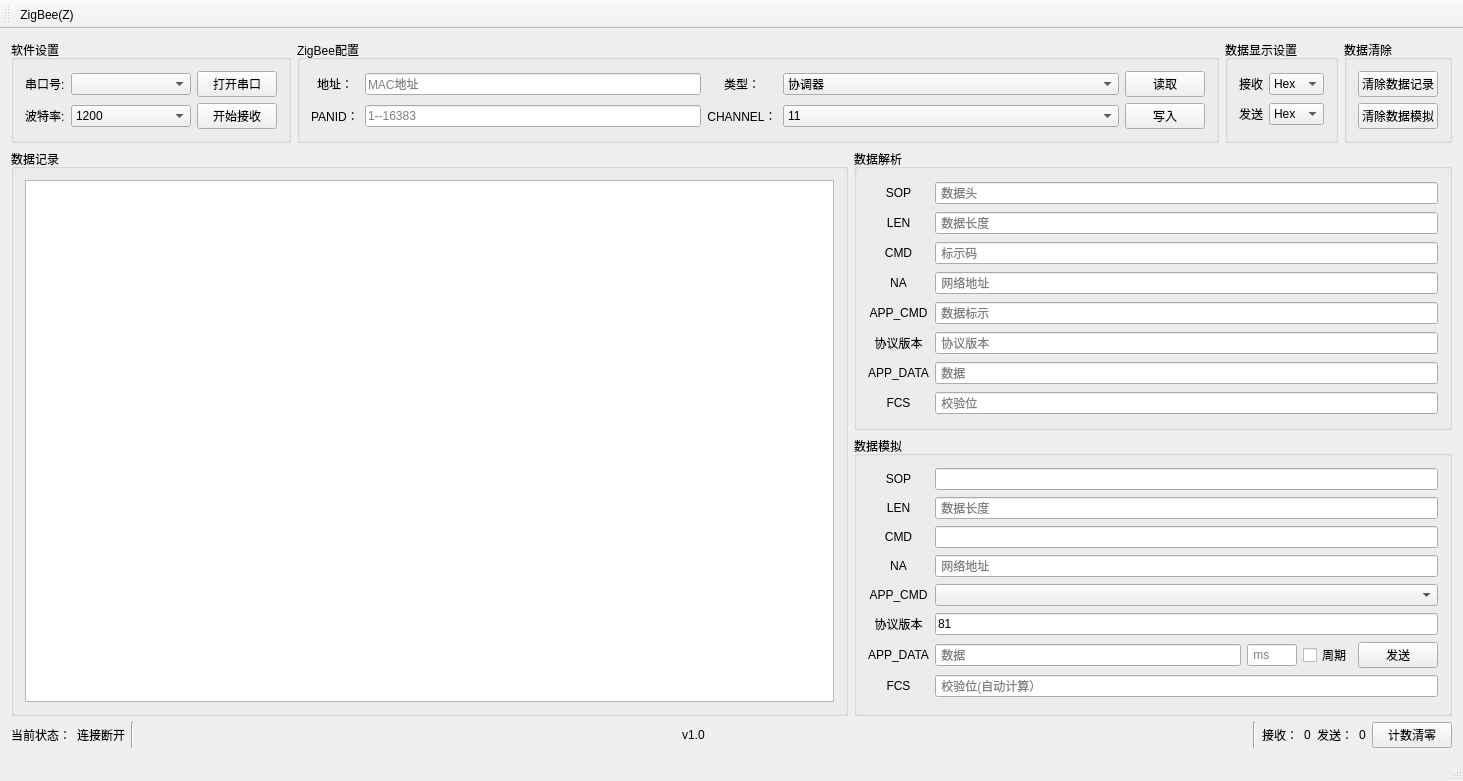
Old version of the form Qt_exp/xlabTools_demo/mainwindow.ui in the repository w809291634/QT_Creator_Study.
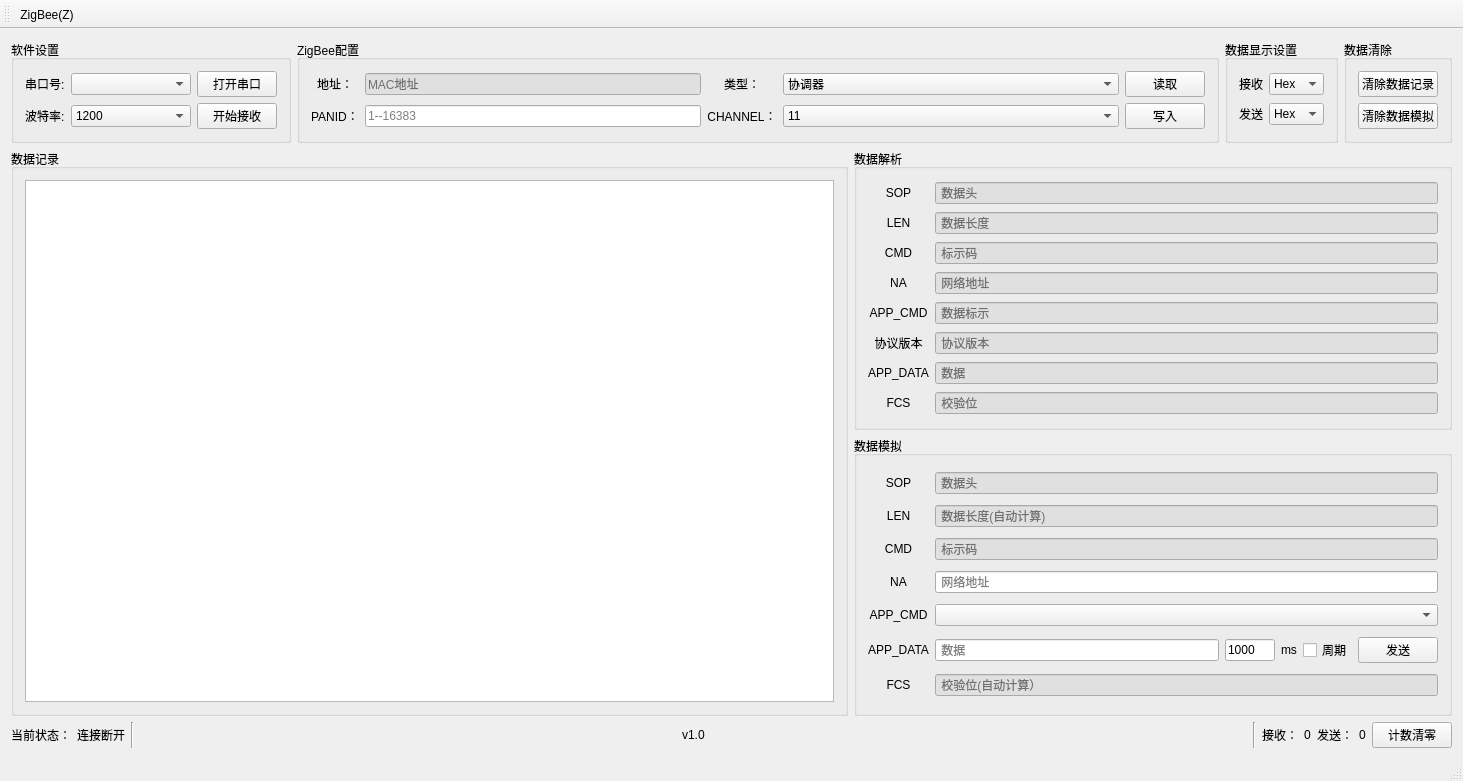
New version of the form.

Diff of the .ui file:
```diff
--- a/Qt_exp/xlabTools_demo/mainwindow.ui
+++ b/Qt_exp/xlabTools_demo/mainwindow.ui
@@ -146,6 +146,9 @@
          </item>
          <item row="0" column="1">
           <widget class="QLineEdit" name="lineEdit_Add">
+           <property name="styleSheet">
+            <string notr="true">background-color: rgba(222, 222, 222, 222);</string>
+           </property>
            <property name="readOnly">
             <bool>true</bool>
            </property>
@@ -417,6 +420,12 @@
           <layout class="QGridLayout" name="gridLayout_2">
            <item row="4" column="1">
             <widget class="QLineEdit" name="lineEdit_RecAppCmd">
+             <property name="styleSheet">
+              <string notr="true">background-color: rgba(222, 222, 222, 222);</string>
+             </property>
+             <property name="readOnly">
+              <bool>true</bool>
+             </property>
              <property name="placeholderText">
               <string> 数据标示</string>
              </property>
@@ -464,6 +473,12 @@
            </item>
            <item row="3" column="1">
             <widget class="QLineEdit" name="lineEdit_RecNa">
+             <property name="styleSheet">
+              <string notr="true">background-color: rgba(222, 222, 222, 222);</string>
+             </property>
+             <property name="readOnly">
+              <bool>true</bool>
+             </property>
              <property name="placeholderText">
               <string> 网络地址</string>
              </property>
@@ -471,6 +486,12 @@
            </item>
            <item row="1" column="1">
             <widget class="QLineEdit" name="lineEdit_RecLen">
+             <property name="styleSheet">
+              <string notr="true">background-color: rgba(222, 222, 222, 222);</string>
+             </property>
+             <property name="readOnly">
+              <bool>true</bool>
+             </property>
              <property name="placeholderText">
               <string> 数据长度</string>
              </property>
@@ -498,13 +519,25 @@
            </item>
            <item row="6" column="1">
             <widget class="QLineEdit" name="lineEdit_RecAppData">
+             <property name="styleSheet">
+              <string notr="true">background-color: rgba(222, 222, 222, 222);</string>
+             </property>
+             <property name="readOnly">
+              <bool>true</bool>
+             </property>
              <property name="placeholderText">
               <string> 数据</string>
              </property>
             </widget>
            </item>
            <item row="5" column="1">
-            <widget class="QLineEdit" name="lineEdit_release">
+            <widget class="QLineEdit" name="lineEdit_ProtoVer">
+             <property name="styleSheet">
+              <string notr="true">background-color: rgba(222, 222, 222, 222);</string>
+             </property>
+             <property name="readOnly">
+              <bool>true</bool>
+             </property>
              <property name="placeholderText">
               <string> 协议版本</string>
              </property>
@@ -512,6 +545,12 @@
            </item>
            <item row="7" column="1">
             <widget class="QLineEdit" name="lineEdit_RecFcs">
+             <property name="styleSheet">
+              <string notr="true">background-color: rgba(222, 222, 222, 222);</string>
+             </property>
+             <property name="readOnly">
+              <bool>true</bool>
+             </property>
              <property name="placeholderText">
               <string> 校验位</string>
              </property>
@@ -519,6 +558,12 @@
            </item>
            <item row="2" column="1">
             <widget class="QLineEdit" name="lineEdit_RecCmd">
+             <property name="styleSheet">
+              <string notr="true">background-color: rgba(222, 222, 222, 222);</string>
+             </property>
+             <property name="readOnly">
+              <bool>true</bool>
+             </property>
              <property name="placeholderText">
               <string> 标示码</string>
              </property>
@@ -546,6 +591,12 @@
            </item>
            <item row="0" column="1">
             <widget class="QLineEdit" name="lineEdit_RecSop">
+             <property name="styleSheet">
+              <string notr="true">background-color: rgba(222, 222, 222, 222);</string>
+             </property>
+             <property name="readOnly">
+              <bool>true</bool>
+             </property>
              <property name="placeholderText">
               <string> 数据头</string>
              </property>
@@ -571,7 +622,17 @@
             </widget>
            </item>
            <item row="0" column="1">
-            <widget class="QLineEdit" name="lineEdit_SendSop"/>
+            <widget class="QLineEdit" name="lineEdit_SendSop">
+             <property name="styleSheet">
+              <string notr="true">background-color: rgba(222, 222, 222, 222);</string>
+             </property>
+             <property name="readOnly">
+              <bool>true</bool>
+             </property>
+             <property name="placeholderText">
+              <string> 数据头</string>
+             </property>
+            </widget>
            </item>
            <item row="1" column="0">
             <widget class="QLabel" name="label_23">
@@ -585,8 +646,14 @@
            </item>
            <item row="1" column="1">
             <widget class="QLineEdit" name="lineEdit_SendLen">
+             <property name="styleSheet">
+              <string notr="true">background-color: rgba(222, 222, 222, 222);</string>
+             </property>
+             <property name="readOnly">
+              <bool>true</bool>
+             </property>
              <property name="placeholderText">
-              <string> 数据长度</string>
+              <string> 数据长度(自动计算)</string>
              </property>
             </widget>
            </item>
@@ -601,7 +668,17 @@
             </widget>
            </item>
            <item row="2" column="1">
-            <widget class="QLineEdit" name="lineEdit_Send_Cmd"/>
+            <widget class="QLineEdit" name="lineEdit_SendCmd">
+             <property name="styleSheet">
+              <string notr="true">background-color: rgba(222, 222, 222, 222);</string>
+             </property>
+             <property name="readOnly">
+              <bool>true</bool>
+             </property>
+             <property name="placeholderText">
+              <string> 标示码</string>
+             </property>
+            </widget>
            </item>
            <item row="3" column="0">
             <widget class="QLabel" name="label_25">
@@ -634,24 +711,13 @@
             <widget class="QComboBox" name="comboBox_Send_AppCmd"/>
            </item>
            <item row="5" column="0">
-            <widget class="QLabel" name="label_21">
-             <property name="text">
-              <string>协议版本</string>
-             </property>
-             <property name="alignment">
-              <set>Qt::AlignCenter</set>
-             </property>
-            </widget>
-           </item>
-           <item row="5" column="1">
-            <widget class="QLineEdit" name="LoRa_lineEdit_release">
-             <property name="text">
-              <string>81</string>
-             </property>
-            </widget>
-           </item>
-           <item row="6" column="0">
             <widget class="QLabel" name="label_22">
+             <property name="sizePolicy">
+              <sizepolicy hsizetype="Preferred" vsizetype="Fixed">
+               <horstretch>0</horstretch>
+               <verstretch>0</verstretch>
+              </sizepolicy>
+             </property>
              <property name="text">
               <string>APP_DATA</string>
              </property>
@@ -660,7 +726,7 @@
              </property>
             </widget>
            </item>
-           <item row="6" column="1">
+           <item row="5" column="1">
             <layout class="QHBoxLayout" name="horizontalLayout">
              <item>
               <widget class="QLineEdit" name="lineEdit_SendData">
@@ -692,13 +758,23 @@
                  <height>16777215</height>
                 </size>
                </property>
+               <property name="text">
+                <string>1000</string>
+               </property>
                <property name="placeholderText">
                 <string> ms</string>
                </property>
               </widget>
              </item>
              <item>
-              <widget class="QCheckBox" name="checkBox">
+              <widget class="QLabel" name="label_6">
+               <property name="text">
+                <string>ms</string>
+               </property>
+              </widget>
+             </item>
+             <item>
+              <widget class="QCheckBox" name="send_cycle_cBox">
                <property name="sizePolicy">
                 <sizepolicy hsizetype="Fixed" vsizetype="Fixed">
                  <horstretch>0</horstretch>
@@ -725,7 +801,7 @@
              </item>
             </layout>
            </item>
-           <item row="7" column="0">
+           <item row="6" column="0">
             <widget class="QLabel" name="label_24">
              <property name="text">
               <string>FCS</string>
@@ -735,8 +811,14 @@
              </property>
             </widget>
            </item>
-           <item row="7" column="1">
+           <item row="6" column="1">
             <widget class="QLineEdit" name="lineEdit_SendFcs">
+             <property name="styleSheet">
+              <string notr="true">background-color: rgba(222, 222, 222, 222);</string>
+             </property>
+             <property name="readOnly">
+              <bool>true</bool>
+             </property>
              <property name="placeholderText">
               <string> 校验位(自动计算）</string>
              </property>
@@ -759,7 +841,13 @@
        </widget>
       </item>
       <item>
-       <widget class="QLabel" name="label_6">
+       <widget class="QLabel" name="label_State">
+        <property name="minimumSize">
+         <size>
+          <width>0</width>
+          <height>0</height>
+         </size>
+        </property>
         <property name="text">
          <string>连接断开</string>
         </property>
```
Left out of the diff: 31 changed lines with no effect on the pictures.
